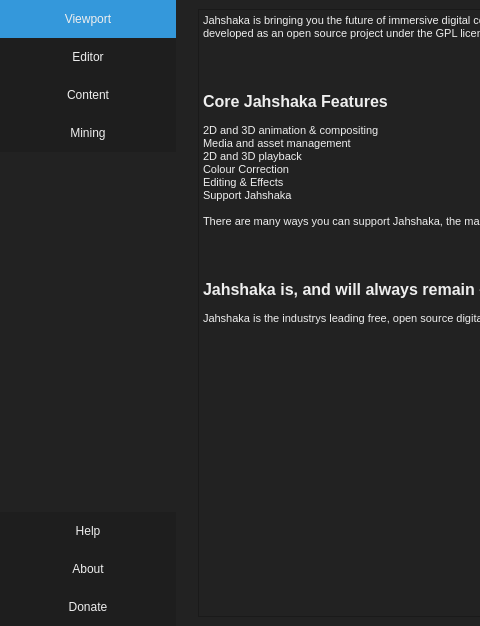
The window that src/dialogs/preferences/worldsettings.ui (jahshaka/Studio) describes before a commit, drawn with Qt 5; both pictures show x 0 to 480 and y 0 to 626 of the 1299 by 626 pixel window.
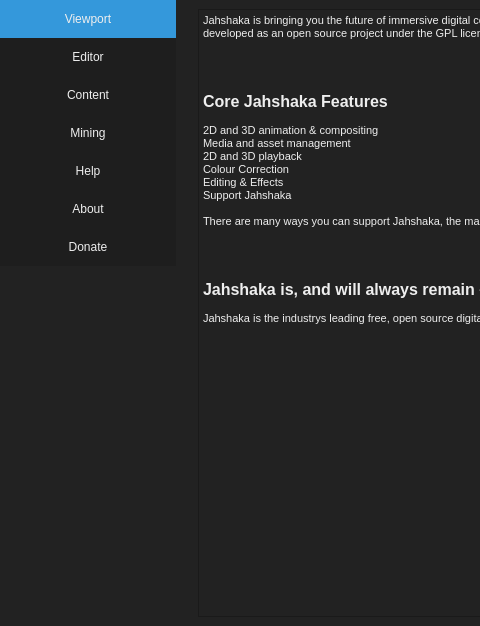
The same window after the commit. The open tabs and pages were chosen to show the change. Icons and pictures are not drawn. Custom widgets are drawn as their Qt base class.

Commit message: Finishing the polish on the updated ui theme

Patch:
```diff
--- a/src/dialogs/preferences/worldsettings.ui
+++ b/src/dialogs/preferences/worldsettings.ui
@@ -212,36 +212,55 @@
       </widget>
      </item>
      <item>
-      <spacer name="verticalSpacer_5">
+      <widget class="QPushButton" name="help">
+       <property name="text">
+        <string>Help</string>
+       </property>
+       <property name="checkable">
+        <bool>true</bool>
+       </property>
+      </widget>
+     </item>
+     <item>
+      <widget class="QPushButton" name="about">
+       <property name="text">
+        <string>About</string>
+       </property>
+       <property name="checkable">
+        <bool>true</bool>
+       </property>
+      </widget>
+     </item>
+     <item>
+      <widget class="QPushButton" name="donate">
+       <property name="text">
+        <string>Donate</string>
+       </property>
+       <property name="checkable">
+        <bool>true</bool>
+       </property>
+      </widget>
+     </item>
+     <item>
+      <spacer name="verticalSpacer">
        <property name="orientation">
         <enum>Qt::Vertical</enum>
        </property>
+       <property name="sizeType">
+        <enum>QSizePolicy::Preferred</enum>
+       </property>
        <property name="sizeHint" stdset="0">
         <size>
          <width>20</width>
-         <height>40</height>
+         <height>256</height>
         </size>
        </property>
       </spacer>
      </item>
      <item>
-      <widget class="QPushButton" name="help">
+      <widget class="QLabel" name="logo">
        <property name="text">
-        <string>Help</string>
-       </property>
-      </widget>
-     </item>
-     <item>
-      <widget class="QPushButton" name="about">
-       <property name="text">
-        <string>About</string>
-       </property>
-      </widget>
-     </item>
-     <item>
-      <widget class="QPushButton" name="donate">
-       <property name="text">
-        <string>Donate</string>
+        <string/>
        </property>
       </widget>
      </item>
```
Left out of the diff: 64 changed lines with no effect on the pictures. The commit also changes 7 other files.
